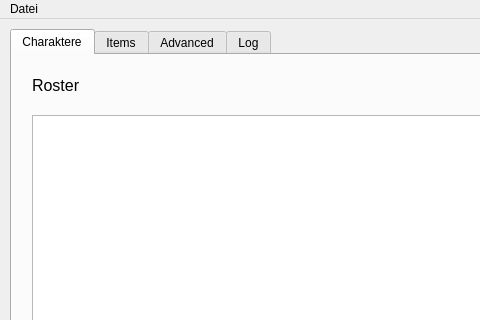
Old version of the form qt/frm_main.ui in the repository chumii/orga; both pictures show x 0 to 480 and y 0 to 320 of the 1200 by 800 pixel window.
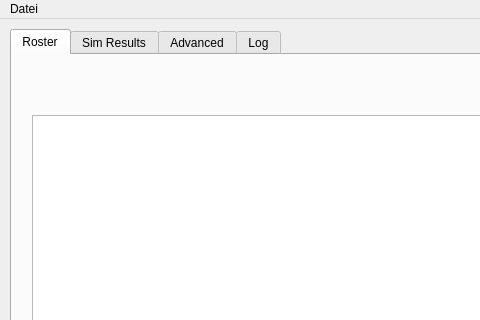
New version of the form. The open tabs and pages were chosen to show the change.

What changed in the file:
```diff
--- a/qt/frm_main.ui
+++ b/qt/frm_main.ui
@@ -28,7 +28,7 @@
     </property>
     <widget class="QWidget" name="tab_charaktere">
      <attribute name="title">
-      <string>Charaktere</string>
+      <string>Roster</string>
      </attribute>
      <widget class="QTableView" name="tbl_charaktere">
       <property name="geometry">
@@ -52,24 +52,6 @@
        <bool>true</bool>
       </property>
      </widget>
-     <widget class="QLabel" name="lbl_roster">
-      <property name="geometry">
-       <rect>
-        <x>20</x>
-        <y>20</y>
-        <width>61</width>
-        <height>21</height>
-       </rect>
-      </property>
-      <property name="font">
-       <font>
-        <pointsize>12</pointsize>
-       </font>
-      </property>
-      <property name="text">
-       <string>Roster</string>
-      </property>
-     </widget>
      <widget class="QPushButton" name="btn_update">
       <property name="geometry">
        <rect>
@@ -105,7 +87,7 @@
     </widget>
     <widget class="QWidget" name="tab_items">
      <attribute name="title">
-      <string>Items</string>
+      <string>Sim Results</string>
      </attribute>
      <widget class="QComboBox" name="ddown_item_filter_dungeon">
       <property name="geometry">
```
Left out of the diff: 8 changed lines with no effect on the pictures.
